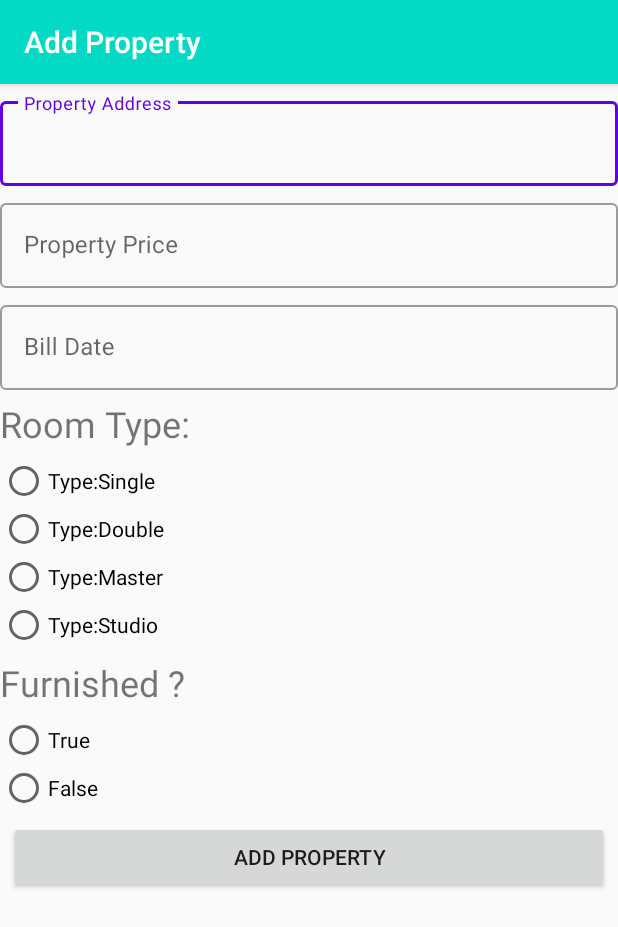
After one commit to thitboxao0909/RoomControl, an Android app: the AddProperty screen opened directly, with no data from a screen before it, on a phone screen of 412 x 824 dp. The commit adds this screen. Shown: the top 927 px of the screen. Run offline under Robolectric (Android 15) with nearby library versions, the phone set to English and light mode, and no system bars; our stand-ins replace Firebase (no records; nobody signed in at launch, a user with empty details on screens opened directly).

Commit message:
AddProperty method

```diff
--- a/app/build.gradle
+++ b/app/build.gradle
@@ -32,6 +32,7 @@ dependencies {
     implementation 'com.google.firebase:firebase-analytics:17.5.0'
     implementation 'com.google.firebase:firebase-database:19.4.0'
     implementation 'com.google.firebase:firebase-crashlytics:17.2.1'
+    implementation 'com.google.android.material:material:1.0.0'
     testImplementation 'junit:junit:4.12'
     implementation 'com.google.android.gms:play-services-auth:18.1.0'
     androidTestImplementation 'androidx.test.ext:junit:1.1.2'
--- a/app/src/main/AndroidManifest.xml
+++ b/app/src/main/AndroidManifest.xml
@@ -9,7 +9,8 @@
         android:roundIcon="@mipmap/ic_launcher_round"
         android:supportsRtl="true"
         android:theme="@style/AppTheme">
-        <activity android:name=".TenantMain"></activity>
+        <activity android:name=".AddProperty"></activity>
+        <activity android:name=".TenantMain" />
         <activity android:name=".LandlordMain" />
         <activity android:name=".SettingsActivity" />
         <activity android:name=".Login">
--- /dev/null
+++ b/app/src/main/java/com/example/auth/AddProperty.java
@@ -0,0 +1,144 @@
+package com.example.auth;
+
+import androidx.appcompat.app.AppCompatActivity;
+import androidx.appcompat.widget.Toolbar;
+
+import android.os.Bundle;
+import android.view.View;
+import android.widget.Button;
+import android.widget.RadioButton;
+import android.widget.RadioGroup;
+import android.widget.Toast;
+
+import com.google.android.material.textfield.TextInputLayout;
+import com.google.firebase.auth.FirebaseAuth;
+import com.google.firebase.database.DatabaseReference;
+import com.google.firebase.database.FirebaseDatabase;
+
+
+public class AddProperty extends AppCompatActivity {
+
+    private Toolbar toolbar;
+    private String roomType;
+    private boolean Furnished;
+    private TextInputLayout address, price, billDate;
+    private Button addProperty;
+    private FirebaseDatabase rootNode;
+    private DatabaseReference reference;
+    FirebaseAuth firebaseAuth = FirebaseAuth.getInstance();
+    String FirebaseUID = firebaseAuth.getCurrentUser().getUid();
+    String UserID = FirebaseUID.substring(0, 4);
+    @Override
+    protected void onCreate(Bundle savedInstanceState) {
+        super.onCreate(savedInstanceState);
+        setContentView(R.layout.activity_add_property);
+
+        address = (TextInputLayout) findViewById(R.id.inputAddress);
+        price = (TextInputLayout) findViewById(R.id.inputPrice);
+        billDate = (TextInputLayout) findViewById(R.id.inputBillDate);
+
+        toolbar = (Toolbar) findViewById(R.id.toolbarAddProperty);
+        setSupportActionBar(toolbar);
+        getSupportActionBar().setTitle("Add Property");
+        createRadioGroup();
+        addProperty = (Button) findViewById(R.id.addPropertyBtn);
+        addProperty.setOnClickListener(new View.OnClickListener() {
+            @Override
+            public void onClick(View view) {
+                addProperty();
+            }
+        });
+    }
+
+    private void createRadioGroup() {
+        RadioGroup radioGroupRoomType = (RadioGroup) findViewById(R.id.radio_group_room_type);
+        RadioGroup radioGroupFurnished = (RadioGroup) findViewById(R.id.radio_group_furnished);
+
+        final String[] roomTypeArray = getResources().getStringArray(R.array.room_type);
+        for(int i = 0; i < roomTypeArray.length; i++)
+        {
+            final String type = roomTypeArray[i];
+            RadioButton button = new RadioButton(this);
+            button.setText(getString(R.string.Type) + type);
+            button.setOnClickListener(new View.OnClickListener() {
+                @Override
+                public void onClick(View view) {
+                    Toast.makeText(AddProperty.this, "Room type " + type + " chosen",Toast.LENGTH_SHORT)
+                            .show();
+                    roomType = type;
+                }
+            });
+
+            radioGroupRoomType.addView(button);
+
+        }
+        final String[] furnishedArray = getResources().getStringArray(R.array.furnished);
+        for(int i = 0; i < furnishedArray.length; i++)
+        {
+            final String furnished = furnishedArray[i];
+            RadioButton button = new RadioButton(this);
+            button.setText(furnished);
+            button.setOnClickListener(new View.OnClickListener() {
+                @Override
+                public void onClick(View view) {
+                    if (furnished.equals("True")) Furnished = true;
+                    else Furnished = false;
+                }
+            });
+
+            radioGroupFurnished.addView(button);
+        }
+    }
+
+    private boolean validateInput() {
+        String addressInput = address.getEditText().getText().toString();
+        String priceInput = price.getEditText().getText().toString();
+        String billDateInput = billDate.getEditText().getText().toString();
+
+        if(addressInput.isEmpty())
+        {
+            address.setError("Empty");
+            return false;
+        } else if(priceInput.isEmpty())
+        {
+            price.setError("Empty");
+            return false;
+        } else if(billDateInput.isEmpty())
+        {
+            billDate.setError("Empty");
+            return false;
+        } else
+        {
+            address.setError(null);
+            price.setError(null);
+            billDate.setError(null);
+            address.setErrorEnabled(false);
+            price.setErrorEnabled(false);
+            billDate.setErrorEnabled(false);
+            return true;
+        }
+    }
+
+    private void addProperty() {
+
+        if(!validateInput()) return;
+        else
+        {
+            rootNode = FirebaseDatabase.getInstance();
+            reference = rootNode.getReference("room");
+
+            String Address = address.getEditText().getText().toString();
+            int Price = Integer.parseInt(price.getEditText().getText().toString());
+            String BillDate = billDate.getEditText().getText().toString();
+            String Type = roomType;
+            Boolean fur = Furnished;
+
+            Room room = new Room(Address, BillDate, Type, Price, fur);
+            String dbRoomID = UserID + Integer.toString(room.id);
+            room.setInviteCode(dbRoomID);
+            room.setOwner(FirebaseUID);
+            reference.child(dbRoomID).setValue(room);
+
+        }
+    }
+}
--- /dev/null
+++ b/app/src/main/res/layout/activity_add_property.xml
@@ -0,0 +1,106 @@
+<?xml version="1.0" encoding="utf-8"?>
+<androidx.constraintlayout.widget.ConstraintLayout xmlns:android="http://schemas.android.com/apk/res/android"
+    xmlns:app="http://schemas.android.com/apk/res-auto"
+    xmlns:tools="http://schemas.android.com/tools"
+    android:layout_width="match_parent"
+    android:layout_height="match_parent"
+    tools:context=".AddProperty">
+
+    <include
+        android:id="@+id/toolbarAddProperty"
+        layout="@layout/toolbar"
+        android:layout_width="match_parent"
+        android:layout_height="wrap_content" />
+
+    <LinearLayout
+        android:layout_width="match_parent"
+        android:layout_height="match_parent"
+        android:layout_marginTop="56dp"
+        android:orientation="vertical"
+        app:layout_constraintBottom_toBottomOf="parent"
+        app:layout_constraintEnd_toEndOf="parent"
+        app:layout_constraintStart_toStartOf="parent"
+        app:layout_constraintTop_toTopOf="parent">
+
+        <com.google.android.material.textfield.TextInputLayout
+            android:layout_width="match_parent"
+            android:layout_height="wrap_content"
+            android:layout_marginTop="6dp"
+            android:id="@+id/inputAddress"
+            android:hint="Property Address"
+            style="@style/Widget.MaterialComponents.TextInputLayout.OutlinedBox">
+
+            <com.google.android.material.textfield.TextInputEditText
+                android:layout_width="match_parent"
+                android:layout_height="wrap_content"/>
+
+        </com.google.android.material.textfield.TextInputLayout>
+
+        <com.google.android.material.textfield.TextInputLayout
+            android:layout_width="match_parent"
+            android:layout_height="wrap_content"
+            android:layout_marginTop="6dp"
+            android:id="@+id/inputPrice"
+            android:hint="Property Price"
+            style="@style/Widget.MaterialComponents.TextInputLayout.OutlinedBox">
+
+            <com.google.android.material.textfield.TextInputEditText
+                android:layout_width="match_parent"
+                android:layout_height="wrap_content"
+                android:inputType="number"/>
+
+        </com.google.android.material.textfield.TextInputLayout>
+
+        <com.google.android.material.textfield.TextInputLayout
+            android:layout_width="match_parent"
+            android:layout_height="wrap_content"
+            android:layout_marginTop="6dp"
+            android:id="@+id/inputBillDate"
+            android:hint="Bill Date"
+            style="@style/Widget.MaterialComponents.TextInputLayout.OutlinedBox">
+
+            <com.google.android.material.textfield.TextInputEditText
+                android:layout_width="match_parent"
+                android:layout_height="wrap_content"
+                android:inputType="date"/>
+
+        </com.google.android.material.textfield.TextInputLayout>
+
+        <TextView
+            android:id="@+id/roomType"
+            android:layout_width="match_parent"
+            android:layout_height="wrap_content"
+            android:text="@string/room_type"
+            android:textSize="24sp"
+            android:layout_marginTop="6dp"/>
+
+        <RadioGroup
+            android:id="@+id/radio_group_room_type"
+            android:layout_width="match_parent"
+            android:layout_height="wrap_content"
+            android:layout_marginTop="6dp"/>
+
+        <TextView
+            android:id="@+id/furnished"
+            android:layout_width="match_parent"
+            android:layout_height="wrap_content"
+            android:text="@string/furnished"
+            android:textSize="24sp"
+            android:layout_marginTop="6dp"/>
+
+        <RadioGroup
+            android:id="@+id/radio_group_furnished"
+            android:layout_width="match_parent"
+            android:layout_height="wrap_content"
+            android:layout_marginTop="6dp" />
+
+        <Button
+            android:id="@+id/addPropertyBtn"
+            android:layout_width="match_parent"
+            android:layout_height="wrap_content"
+            android:text="@string/add_property"
+            android:layout_margin="6dp"/>
+
+    </LinearLayout>
+
+</androidx.constraintlayout.widget.ConstraintLayout>
--- a/app/src/main/res/layout/activity_main.xml
+++ b/app/src/main/res/layout/activity_main.xml
@@ -20,8 +20,8 @@
             android:id="@+id/SettingsBtn"
             android:layout_width="wrap_content"
             android:layout_height="wrap_content"
-            android:layout_marginStart="250dp"
             android:layout_marginTop="32dp"
+            android:layout_gravity="end"
             android:layout_weight="0"
             android:text="@string/settings" />
 
--- /dev/null
+++ b/app/src/main/res/values/property_values.xml
@@ -0,0 +1,13 @@
+<?xml version="1.0" encoding="utf-8"?>
+<resources>
+    <string-array name="furnished" >
+        <item>True</item>
+        <item>False</item>
+    </string-array>
+    <string-array name="room_type">
+        <item>Single</item>
+        <item>Double</item>
+        <item>Master</item>
+        <item>Studio</item>
+    </string-array>
+</resources>
--- a/app/src/main/res/values/strings.xml
+++ b/app/src/main/res/values/strings.xml
@@ -29,4 +29,7 @@
     <string name="welcome">Welcome</string>
     <string name="name">Name</string>
     <string name="refresh_data">Refresh Data</string>
+    <string name="add_property">Add Property</string>
+    <string name="room_type">Room Type:</string>
+    <string name="furnished">Furnished ?</string>
 </resources>
```
Also changed, not shown: app/src/main/java/com/example/auth/LandlordMain.java (+18 -1 lines), app/src/main/java/com/example/auth/Room.java (added, +87 -0 lines), app/src/main/res/layout/activity_landlord_main.xml (+15 -1 lines).
